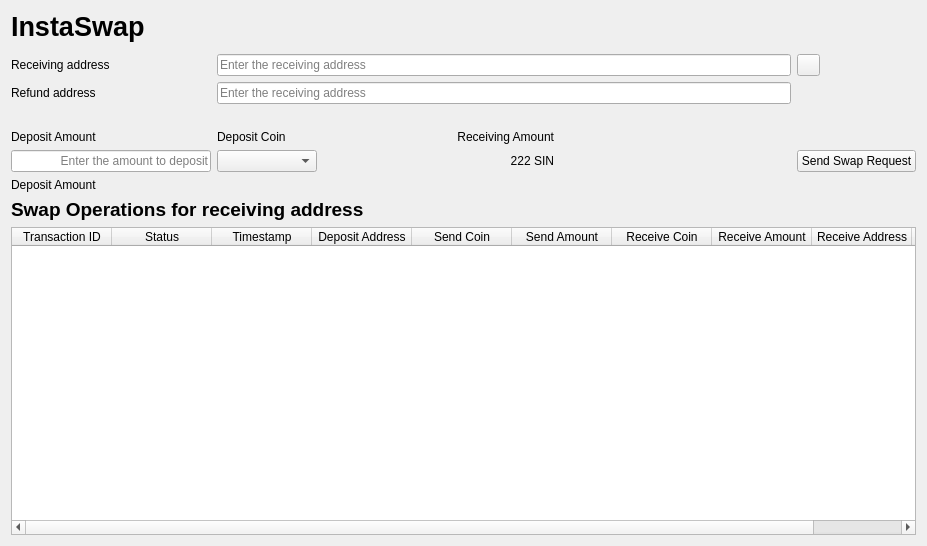
The window that src/qt/forms/instaswap.ui (hardwarewise/SIN-core) describes before a commit, drawn with Qt 5.
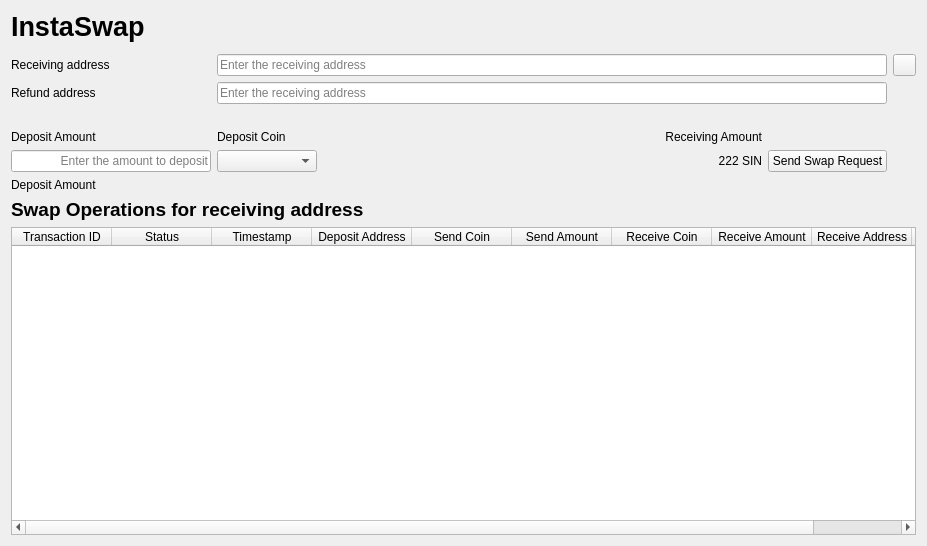
The same window after the commit. Icons and pictures are not drawn. Custom widgets are drawn as their Qt base class.

Commit message: ui improvement, compile issues

Diff of the .ui file:
```diff
--- a/src/qt/forms/instaswap.ui
+++ b/src/qt/forms/instaswap.ui
@@ -287,7 +287,7 @@
        </property>
       </widget>
      </item>
-     <item row="5" column="4">
+     <item row="5" column="3">
       <widget class="QPushButton" name="sendSwapButton">
        <property name="sizePolicy">
         <sizepolicy hsizetype="Fixed" vsizetype="Fixed">
@@ -300,13 +300,6 @@
        </property>
       </widget>
      </item>
-     <item row="5" column="3">
-      <widget class="QLabel" name="dummy1Label_3">
-       <property name="text">
-        <string/>
-       </property>
-      </widget>
-     </item>
     </layout>
    </item>
    <item row="10" column="0">
@@ -324,6 +317,13 @@
    </item>
   </layout>
  </widget>
+ <customwidgets>
+  <customwidget>
+   <class>QValidatedLineEdit</class>
+   <extends>QLineEdit</extends>
+   <header>qt/qvalidatedlineedit.h</header>
+  </customwidget>
+ </customwidgets>
  <resources>
   <include location="../sin.qrc"/>
  </resources>
```
Left out of the diff: 2 changed lines with no effect on the pictures. The commit also changes 2 other files.
